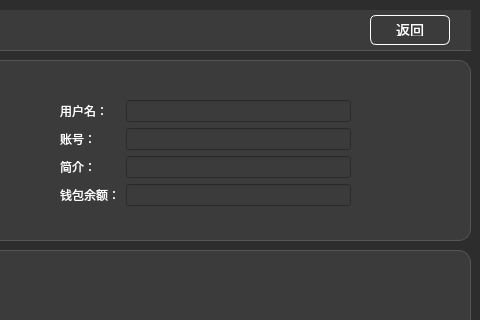
This is Flight/userprofile.ui in LuoS016/Flight_Management as Qt 5 draws it before an edit; both pictures show x 520 to 1000 and y 0 to 320 of the 1000 by 700 pixel window. The edited form follows.
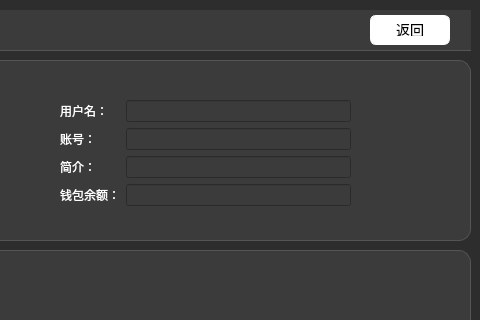
This is the edited form.

```diff
--- a/Flight/userprofile.ui
+++ b/Flight/userprofile.ui
@@ -140,6 +140,10 @@
       <height>30</height>
      </rect>
     </property>
+    <property name="styleSheet">
+     <string notr="true">background-color: rgb(255, 255, 255);
+color: rgb(0, 0, 0);</string>
+    </property>
     <property name="text">
      <string>返回</string>
     </property>
```
Left out of the diff: 6 changed lines with no effect on the pictures.
